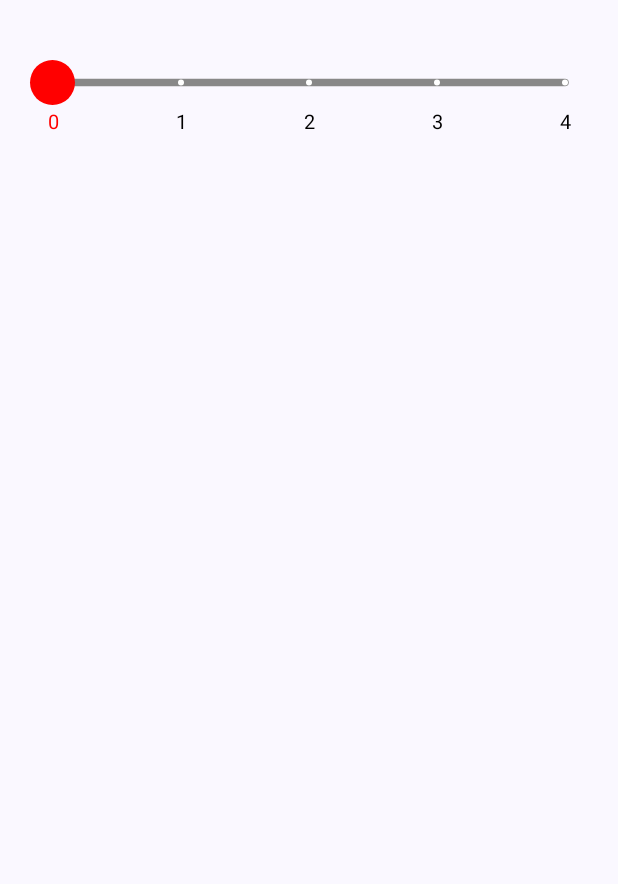
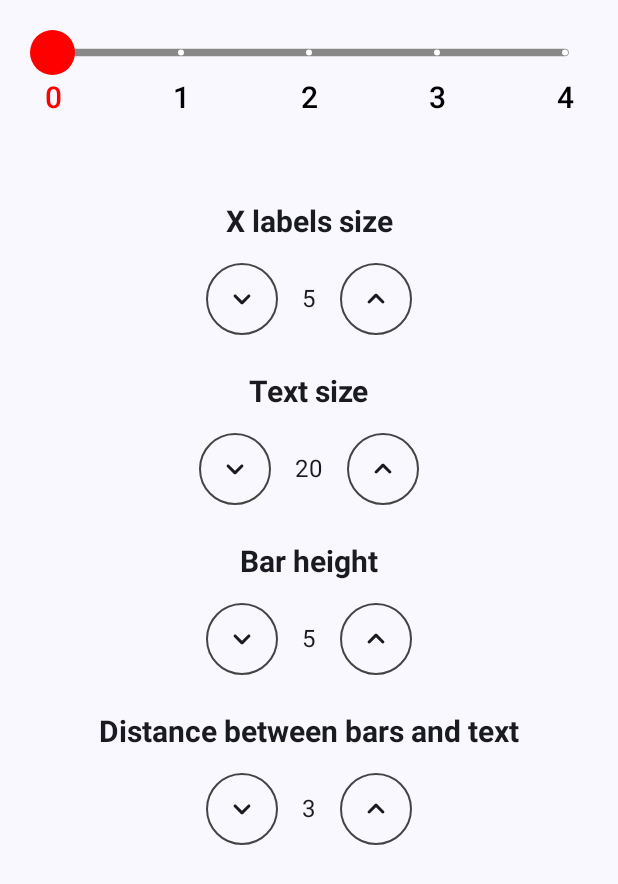
Before and after one commit to jongmin1217/ComposeStepSlider, an Android app built with Jetpack Compose: the screen it shows after launch (MainActivity), on a phone screen of 412 x 824 dp. Shown: the top 884 px of the screen. Run offline under Robolectric (Android 15) with nearby library versions, the phone set to English and light mode, and no system bars.

Commit message:
step slider

```diff
--- a/app/src/main/java/com/bellminp/composestepslider/MainActivity.kt
+++ b/app/src/main/java/com/bellminp/composestepslider/MainActivity.kt
@@ -7,12 +7,21 @@ import androidx.activity.compose.setContent
 import androidx.activity.enableEdgeToEdge
 import androidx.annotation.StringRes
 import androidx.compose.foundation.Canvas
+import androidx.compose.foundation.border
 import androidx.compose.foundation.layout.Column
+import androidx.compose.foundation.layout.Row
 import androidx.compose.foundation.layout.fillMaxSize
+import androidx.compose.foundation.layout.fillMaxWidth
 import androidx.compose.foundation.layout.padding
 import androidx.compose.foundation.layout.size
 import androidx.compose.foundation.rememberScrollState
+import androidx.compose.foundation.shape.CircleShape
 import androidx.compose.foundation.verticalScroll
+import androidx.compose.material.icons.Icons
+import androidx.compose.material.icons.rounded.KeyboardArrowDown
+import androidx.compose.material.icons.rounded.KeyboardArrowUp
+import androidx.compose.material3.Icon
+import androidx.compose.material3.IconButton
 import androidx.compose.material3.Scaffold
 import androidx.compose.material3.Text
 import androidx.compose.runtime.Composable
@@ -23,9 +32,18 @@ import androidx.compose.runtime.mutableIntStateOf
 import androidx.compose.runtime.mutableStateOf
 import androidx.compose.runtime.remember
 import androidx.compose.runtime.setValue
+import androidx.compose.ui.Alignment
 import androidx.compose.ui.Modifier
 import androidx.compose.ui.graphics.Color
+import androidx.compose.ui.graphics.RectangleShape
+import androidx.compose.ui.platform.LocalDensity
+import androidx.compose.ui.res.stringResource
+import androidx.compose.ui.text.TextStyle
+import androidx.compose.ui.text.font.FontWeight
+import androidx.compose.ui.text.font.FontWeight.Companion.W500
 import androidx.compose.ui.tooling.preview.Preview
+import androidx.compose.ui.unit.Dp
+import androidx.compose.ui.unit.TextUnit
 import androidx.compose.ui.unit.dp
 import com.bellminp.composestepslider.ui.theme.ComposeStepSliderTheme
 import com.bellminp.stepslider.StepSlider
@@ -50,37 +68,40 @@ class MainActivity : ComponentActivity() {
 fun SampleScreen(modifier: Modifier = Modifier) {
     Column(
         modifier = modifier
+            .fillMaxSize()
             .verticalScroll(rememberScrollState())
     ) {
         var value by remember { mutableIntStateOf(0) }
         var detailValue by remember { mutableFloatStateOf(0f) }
-        var xLabels by remember { mutableStateOf(List(5){"$it"}) }
+        var xLabels by remember { mutableStateOf(List(5) { "$it" }) }
         var trackColorActive by remember { mutableStateOf(Color.Red) }
         var trackColor by remember { mutableStateOf(Color.Gray) }
         var textColorActive by remember { mutableStateOf(Color.Red) }
         var textColor by remember { mutableStateOf(Color.Black) }
         var pointerColor by remember { mutableStateOf(Color.White) }
-        var textSize by remember { mutableStateOf(13.dp) }
+        var textSize by remember { mutableStateOf(20.dp) }
         var barHeight by remember { mutableStateOf(5.dp) }
         var textTopMargin by remember { mutableStateOf(3.dp) }
         var isVibrate by remember { mutableStateOf(true) }
         var showPointer by remember { mutableStateOf(true) }
         var showText by remember { mutableStateOf(true) }
         var markerColor by remember { mutableStateOf(Color.Red) }
+        var textWeight by remember { mutableStateOf(W500) }
 
-        LaunchedEffect(key1 = value) {
-            Log.d("qweqwe",value.toString())
-        }
+        val dpTypeList = listOf(
+            DpType.TEXT_SIZE to textSize,
+            DpType.BAR_HEIGHT to barHeight,
+            DpType.TEXT_TOP_MARGIN to textTopMargin
+        )
 
         StepSlider(
             modifier = Modifier
-                .padding(top = 40.dp)
-                .padding(horizontal = 20.dp),
+                .padding(vertical = 20.dp, horizontal = 20.dp),
             xLabels = xLabels,
-            trackColorActive = trackColorActive,
-            trackColor = trackColor,
-            textColorActive = textColorActive,
-            textColor = textColor,
+            activeTrackColor = trackColorActive,
+            inactiveTrackColor = trackColor,
+            activeTextColor = textColorActive,
+            inactiveTextColor = textColor,
             pointerColor = pointerColor,
             textSize = textSize,
             barHeight = barHeight,
@@ -88,6 +109,7 @@ fun SampleScreen(modifier: Modifier = Modifier) {
             isVibrate = isVibrate,
             showPointer = showPointer,
             showText = showText,
+            textFontWeight = textWeight,
             value = value,
             markerContent = {
                 Marker(markerColor)
@@ -100,6 +122,34 @@ fun SampleScreen(modifier: Modifier = Modifier) {
             }
         )
 
+        SettingListContent(
+            type = ListType.LABEL,
+            init = xLabels,
+            onNumberChange = {
+                xLabels = it
+            }
+        )
+        SettingDpContent(
+            type = DpType.TEXT_SIZE,
+            init = textSize,
+            onNumberChange = {
+                textSize = it
+            }
+        )
+        SettingDpContent(
+            type = DpType.BAR_HEIGHT,
+            init = barHeight,
+            onNumberChange = {
+                barHeight = it
+            }
+        )
+        SettingDpContent(
+            type = DpType.TEXT_TOP_MARGIN,
+            init = textTopMargin,
+            onNumberChange = {
+                textTopMargin = it
+            }
+        )
     }
 }
 
@@ -116,12 +166,120 @@ fun Marker(color: Color) {
 }
 
 @Composable
-fun <T : Any> SettingNumberContent(
+fun SettingListContent(
     modifier: Modifier = Modifier,
-    type : NumberType,
-    init : T,
-    onNumberChange : (T) -> Unit
-){
+    type: ListType,
+    init: List<String>,
+    onNumberChange: (List<String>) -> Unit,
+) {
+    Column(
+        modifier = modifier
+            .fillMaxWidth()
+            .padding(horizontal = 20.dp)
+    ) {
+        Text(
+            text = stringResource(id = type.titleResId),
+            modifier = Modifier
+                .padding(top = 40.dp)
+                .align(Alignment.CenterHorizontally),
+            style = TextStyle(
+                fontSize = 20.dp.textSp,
+                fontWeight = FontWeight.W700
+            )
+        )
+
+        SettingNumberContent(
+            modifier = Modifier.align(Alignment.CenterHorizontally),
+            init = init.size,
+            onClick = { size ->
+                onNumberChange(List(size) { "$it" })
+            }
+        )
+    }
+}
+
+
+@Composable
+fun SettingDpContent(
+    modifier: Modifier = Modifier,
+    type: DpType,
+    init: Dp,
+    onNumberChange: (Dp) -> Unit,
+) {
+    Column(
+        modifier = modifier
+            .fillMaxWidth()
+            .padding(horizontal = 20.dp)
+    ) {
+        Text(
+            text = stringResource(id = type.titleResId),
+            modifier = Modifier
+                .padding(top = 30.dp)
+                .align(Alignment.CenterHorizontally),
+            style = TextStyle(
+                fontSize = 20.dp.textSp,
+                fontWeight = FontWeight.W700
+            )
+        )
+
+        SettingNumberContent(
+            modifier = Modifier.align(Alignment.CenterHorizontally),
+            init = init.value.toInt(),
+            onClick = { size ->
+                onNumberChange(size.dp)
+            }
+        )
+    }
+}
+
+@Composable
+fun SettingNumberContent(
+    modifier: Modifier = Modifier,
+    init: Int,
+    onClick: (Int) -> Unit,
+) {
+    Row(
+        modifier = modifier.padding(top = 20.dp)
+    ) {
+        IconButton(
+            modifier = Modifier
+                .size(40.dp)
+                .border(
+                    width = 1.dp,
+                    color = Color.DarkGray,
+                    shape = CircleShape
+                )
+                .align(Alignment.CenterVertically),
+            onClick = {
+                onClick(init.minus(1))
+            }
+        ) {
+            Icon(imageVector = Icons.Rounded.KeyboardArrowDown, contentDescription = "down")
+        }
+
+        Text(
+            text = init.toString(),
+            modifier = Modifier
+                .padding(horizontal = 20.dp)
+                .align(Alignment.CenterVertically)
+        )
+
+        IconButton(
+            modifier = Modifier
+                .size(40.dp)
+                .border(
+                    width = 1.dp,
+                    color = Color.DarkGray,
+                    shape = CircleShape
+                )
+                .align(Alignment.CenterVertically),
+            onClick = {
+                onClick(init.plus(1))
+            }
+        ) {
+            Icon(imageVector = Icons.Rounded.KeyboardArrowUp, contentDescription = "up")
+        }
+    }
 
 }
 
@@ -129,10 +287,10 @@ fun <T : Any> SettingNumberContent(
 @Composable
 fun SettingColorContent(
     modifier: Modifier = Modifier,
-    type : ColorType,
+    type: ColorType,
     color: Color,
-    onChangeColor : (Color) -> Unit
-){
+    onChangeColor: (Color) -> Unit,
+) {
 
 }
 
@@ -140,22 +298,27 @@ fun SettingColorContent(
 @Composable
 fun SettingCheckContent(
     modifier: Modifier = Modifier,
-    type : CheckType,
-    value : Boolean,
-    onValueChange : (Boolean) -> Unit
-){
+    type: CheckType,
+    value: Boolean,
+    onValueChange: (Boolean) -> Unit,
+) {
+
 
 }
 
-enum class NumberType(@StringRes val titleResId : Int){
-    LABEL(R.string.x_labels),
+enum class ListType(@StringRes val titleResId: Int) {
+    LABEL(R.string.x_labels)
+}
+
+
+enum class DpType(@StringRes val titleResId: Int) {
     TEXT_SIZE(R.string.text_Size),
     BAR_HEIGHT(R.string.bar_height),
     TEXT_TOP_MARGIN(R.string.text_top_margin)
 }
 
 
-enum class ColorType(@StringRes val titleResId : Int){
+enum class ColorType(@StringRes val titleResId: Int) {
     TRACK_COLOR_ACTIVE(R.string.track_color_active),
     TRACK_COLOR(R.string.track_color),
     TEXT_COLOR_ACTIVE(R.string.text_color_active),
@@ -164,8 +327,14 @@ enum class ColorType(@StringRes val titleResId : Int){
 }
 
 
-enum class CheckType(@StringRes val titleResId : Int){
+enum class CheckType(@StringRes val titleResId: Int) {
     VIBRATOR(R.string.is_vibrate),
     POINTER(R.string.show_pointer),
     TEXT(R.string.show_text)
 }
+
+
+val Dp.textSp: TextUnit
+    @Composable get() = with(LocalDensity.current) {
+        this@textSp.toSp()
+    }
--- a/stepslider/src/main/java/com/bellminp/stepslider/StepSlider.kt
+++ b/stepslider/src/main/java/com/bellminp/stepslider/StepSlider.kt
@@ -13,9 +13,11 @@ import android.util.TypedValue
 import androidx.activity.ComponentActivity
 import androidx.compose.animation.core.Animatable
 import androidx.compose.foundation.Canvas
+import androidx.compose.foundation.background
 import androidx.compose.foundation.gestures.detectDragGestures
 import androidx.compose.foundation.gestures.detectTapGestures
 import androidx.compose.foundation.layout.Box
+import androidx.compose.foundation.layout.fillMaxHeight
 import androidx.compose.foundation.layout.fillMaxWidth
 import androidx.compose.foundation.layout.height
 import androidx.compose.foundation.layout.offset
@@ -23,6 +25,7 @@ import androidx.compose.foundation.layout.padding
 import androidx.compose.foundation.layout.size
 import androidx.compose.runtime.Composable
 import androidx.compose.runtime.LaunchedEffect
+import androidx.compose.runtime.State
 import androidx.compose.runtime.getValue
 import androidx.compose.runtime.mutableFloatStateOf
 import androidx.compose.runtime.mutableIntStateOf
@@ -44,8 +47,15 @@ import androidx.compose.ui.layout.onGloballyPositioned
 import androidx.compose.ui.platform.LocalConfiguration
 import androidx.compose.ui.platform.LocalContext
 import androidx.compose.ui.platform.LocalDensity
+import androidx.compose.ui.text.TextStyle
+import androidx.compose.ui.text.drawText
+import androidx.compose.ui.text.font.Font
+import androidx.compose.ui.text.font.FontFamily
+import androidx.compose.ui.text.font.FontWeight
+import androidx.compose.ui.text.rememberTextMeasurer
 import androidx.compose.ui.unit.Dp
 import androidx.compose.ui.unit.IntOffset
+import androidx.compose.ui.unit.TextUnit
 import androidx.compose.ui.unit.dp
 import kotlinx.coroutines.launch
 import java.lang.IndexOutOfBoundsException
@@ -57,22 +67,23 @@ import kotlin.math.round
 fun StepSlider(
     modifier: Modifier = Modifier,
     value: Int,
-    xLabels: List<String> = List(5){"$it"},
-    trackColorActive: Color = Color.Red,
-    trackColor: Color = Color.LightGray,
-    textColorActive: Color = Color.Red,
-    textColor: Color = Color.Black,
+    xLabels: List<String> = List(5) { "$it" },
+    activeTrackColor: Color = Color.Red,
+    inactiveTrackColor: Color = Color.LightGray,
+    activeTextColor: Color = Color.Red,
+    inactiveTextColor: Color = Color.Black,
     pointerColor: Color = Color.White,
     textSize: Dp = 13.dp,
     barHeight: Dp = 8.dp,
-    textTopMargin : Dp = 5.dp,
+    textTopMargin: Dp = 5.dp,
     markerContent: (@Composable () -> Unit) = { DefaultMarker() },
-    textTypefacePath: String? = null,
+    textFontFamily: FontFamily? = null,
+    textFontWeight: FontWeight? = null,
     isVibrate: Boolean = true,
     showPointer: Boolean = true,
     showText: Boolean = true,
     onValueChange: ((Int) -> Unit),
-    onDetailValueChange: ((Float) -> Unit)? = null
+    onDetailValueChange: ((Float) -> Unit)? = null,
 ) {
 
 
@@ -97,39 +108,19 @@ fun StepSlider(
     var halfWidth by remember { mutableIntStateOf(0) }
     var halfHeight by remember { mutableIntStateOf(0) }
 
+    val textMeasurerList = List(xLabels.size) { rememberTextMeasurer() }
 
-    @Composable
-    fun textPaint(textColor: Int) = remember(density) {
-        Paint().apply {
-            color = textColor
-            textAlign = Paint.Align.CENTER
-            this.textSize = density.run { textSize.toPx() }
-            isAntiAlias = true
-            textTypefacePath?.let {
-                Typeface.createFromAsset(context.resources.assets, it).run {
-                    typeface = Typeface.create(this, Typeface.NORMAL)
-                }
-            }
-        }
-    }
+    var stepSize by remember { mutableIntStateOf(xLabels.size) }
 
-    val slideTextPaintBasic = textPaint(textColor.toArgb())
-    val slideTextPaintSelect = textPaint(textColorActive.toArgb())
-
-    fun calculateNewOffset(offsetX: Float): Float {
-        val cnt = (xLabels.size - 1) * 2
-        val interval = endOffset / cnt
-        for (i in 0 until cnt) {
-            val start = (interval * i)
-            val end = (interval * (i + 1))
-
-            if (offsetX in start..end) {
-                return if (i % 2 == 0) start else end
-            }
-            if (i == cnt - 1 && offsetX > end) return end
-        }
-
-        return 0f
+    LaunchedEffect(xLabels) {
+        stepSize = xLabels.size
+        offsetX.offset.animateTo(
+            calculateNewOffset(
+                offsetX.offset.value,
+                xLabels.size,
+                endOffset
+            )
+        )
     }
 
     LaunchedEffect(markerSize) {
@@ -160,12 +151,15 @@ fun StepSlider(
     Box(
         modifier = modifier.then(
             Modifier
-                .height((markerSize.height + (if (showText) textSize.value + textTopMargin.value else 0f) + 3).dp)
                 .pointerInput(Unit) {
                     detectTapGestures {
                         scope.launch {
                             offsetX.offset.animateTo(
-                                calculateNewOffset(it.x - halfWidth.dpToPixel(context))
+                                calculateNewOffset(
+                                    it.x - halfWidth.dpToPixel(context),
+                                    stepSize,
+                                    endOffset
+                                )
                             )
                         }
                     }
@@ -177,17 +171,20 @@ fun StepSlider(
                         .dpToPixel(context)
                     offsetX.offset.updateBounds(0f, endOffset)
                 }
+                .background(Color.Transparent)
         )
     ) {
         Canvas(
             modifier = Modifier
                 .fillMaxWidth()
+                .height((markerSize.height + (if (showText) textSize.value + textTopMargin.value else 0f) + 3).dp)
                 .padding(horizontal = halfWidth.dp)
                 .align(Alignment.TopCenter)
+                .background(Color.Transparent)
         ) {
 
             drawLine(
-                color = trackColor,
+                color = inactiveTrackColor,
                 start = Offset(0f, halfHeight.dp.toPx()),
                 end = Offset(size.width, halfHeight.dp.toPx()),
                 strokeWidth = barHeight.toPx(),
@@ -195,7 +192,7 @@ fun StepSlider(
             )
 
             drawLine(
-                color = trackColorActive,
+                color = activeTrackColor,
                 start = Offset(0f, halfHeight.dp.toPx()),
                 end = Offset(offsetX.offset.value, halfHeight.dp.toPx()),
                 strokeWidth = barHeight.toPx(),
@@ -204,20 +201,7 @@ fun StepSlider(
 
             if (showPointer || showText) {
                 for (i in xLabels.indices) {
-                    if (showText) {
-                        try {
-                            xLabels[i]
-                        } catch (e: IndexOutOfBoundsException) {
-                            String()
-                        }.run {
-                            drawContext.canvas.nativeCanvas.drawText(
-                                this,
-                                ((size.width / (xLabels.size - 1)) * i),
-                                (markerSize.height + textSize.value + textTopMargin.value).toInt().dpToPixel(context),
-                                if (i == currentStep) slideTextPaintSelect else slideTextPaintBasic
-                            )
-                        }
-                    }
+
 
                     if (showPointer) {
                         drawLine(
@@ -234,6 +218,29 @@ fun StepSlider(
                             cap = StrokeCap.Round
                         )
                     }
+
+                    if (showText) {
+                        try {
+                            val style = TextStyle(
+                                fontSize = textSize.toSp(),
+                                color = if (currentStep == i) activeTextColor else inactiveTextColor,
+                                fontFamily = textFontFamily,
+                                fontWeight = textFontWeight
+                            )
+                            val textLayoutResult = textMeasurerList[i].measure(
+                                xLabels[i], style
+                            )
+                            drawText(
+                                textLayoutResult = textLayoutResult,
+                                topLeft = Offset(
+                                    ((size.width / (xLabels.size - 1)) * i) - (textLayoutResult.size.width / 2),
+                                    ((markerSize.height + textTopMargin.value).toInt()
+                                        .dpToPixel(context))
+                                )
+                            )
+                        } catch (_: IllegalArgumentException) {
+                        }
+                    }
                 }
             }
         }
@@ -248,8 +255,15 @@ fun StepSlider(
                         }
                     },
                     onDragEnd = {
+                        Log.d("qweqwe", "????????${xLabels.size}")
                         scope.launch {
-                            offsetX.offset.animateTo(calculateNewOffset(offsetX.offset.value))
+                            offsetX.offset.animateTo(
+                                calculateNewOffset(
+                                    offsetX.offset.value,
+                                    stepSize,
+                                    endOffset
+                                )
+                            )
                         }
                     }
                 )
@@ -268,6 +282,26 @@ fun StepSlider(
             markerContent()
         }
     }
+}
+
+fun calculateNewOffset(
+    offsetX: Float,
+    size: Int,
+    endOffset: Float,
+): Float {
+    val cnt = (size - 1) * 2
+    val interval = endOffset / cnt
+    for (i in 0 until cnt) {
+        val start = (interval * i)
+        val end = (interval * (i + 1))
+
+        if (offsetX in start..end) {
+            return if (i % 2 == 0) start else end
+        }
+        if (i == cnt - 1 && offsetX > end) return end
+    }
+
+    return 0f
 }
 
 
@@ -303,3 +337,8 @@ fun vibrator(context: Context) {
         vibrator.vibrate(10)
     }
 }
+
+val Dp.textSp: TextUnit
+    @Composable get() = with(LocalDensity.current) {
+        this@textSp.toSp()
+    }
```
